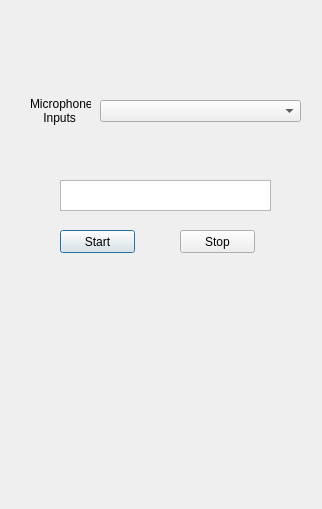
Qt form CommAudio/microphonedialog.ui (dmblake/ComAudio) before a commit.
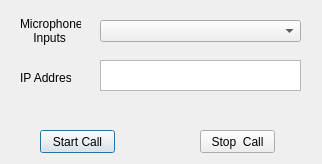
The same form after that commit.

```diff
--- a/CommAudio/microphonedialog.ui
+++ b/CommAudio/microphonedialog.ui
@@ -7,7 +7,7 @@
     <x>0</x>
     <y>0</y>
     <width>322</width>
-    <height>509</height>
+    <height>164</height>
    </rect>
   </property>
   <property name="windowTitle">
@@ -17,7 +17,7 @@
    <property name="geometry">
     <rect>
      <x>100</x>
-     <y>100</y>
+     <y>20</y>
      <width>201</width>
      <height>22</height>
     </rect>
@@ -26,8 +26,8 @@
   <widget class="QLabel" name="inputLabel">
    <property name="geometry">
     <rect>
-     <x>30</x>
-     <y>90</y>
+     <x>20</x>
+     <y>10</y>
      <width>61</width>
      <height>41</height>
     </rect>
@@ -40,39 +40,52 @@
   <widget class="QPushButton" name="startButton">
    <property name="geometry">
     <rect>
-     <x>60</x>
-     <y>230</y>
+     <x>40</x>
+     <y>130</y>
      <width>75</width>
      <height>23</height>
     </rect>
    </property>
    <property name="text">
-    <string>Start</string>
+    <string>Start Call</string>
    </property>
   </widget>
   <widget class="QPushButton" name="pushButton">
    <property name="geometry">
     <rect>
-     <x>180</x>
-     <y>230</y>
+     <x>200</x>
+     <y>130</y>
      <width>75</width>
      <height>23</height>
     </rect>
    </property>
    <property name="text">
-    <string>Stop</string>
+    <string>Stop  Call</string>
    </property>
   </widget>
   <widget class="QTextEdit" name="ipAddress_textedit">
    <property name="geometry">
     <rect>
-     <x>60</x>
-     <y>180</y>
-     <width>211</width>
+     <x>100</x>
+     <y>60</y>
+     <width>201</width>
      <height>31</height>
     </rect>
    </property>
   </widget>
+  <widget class="QLabel" name="label">
+   <property name="geometry">
+    <rect>
+     <x>20</x>
+     <y>70</y>
+     <width>51</width>
+     <height>16</height>
+    </rect>
+   </property>
+   <property name="text">
+    <string>IP Address</string>
+   </property>
+  </widget>
  </widget>
  <resources/>
  <connections/>
```
